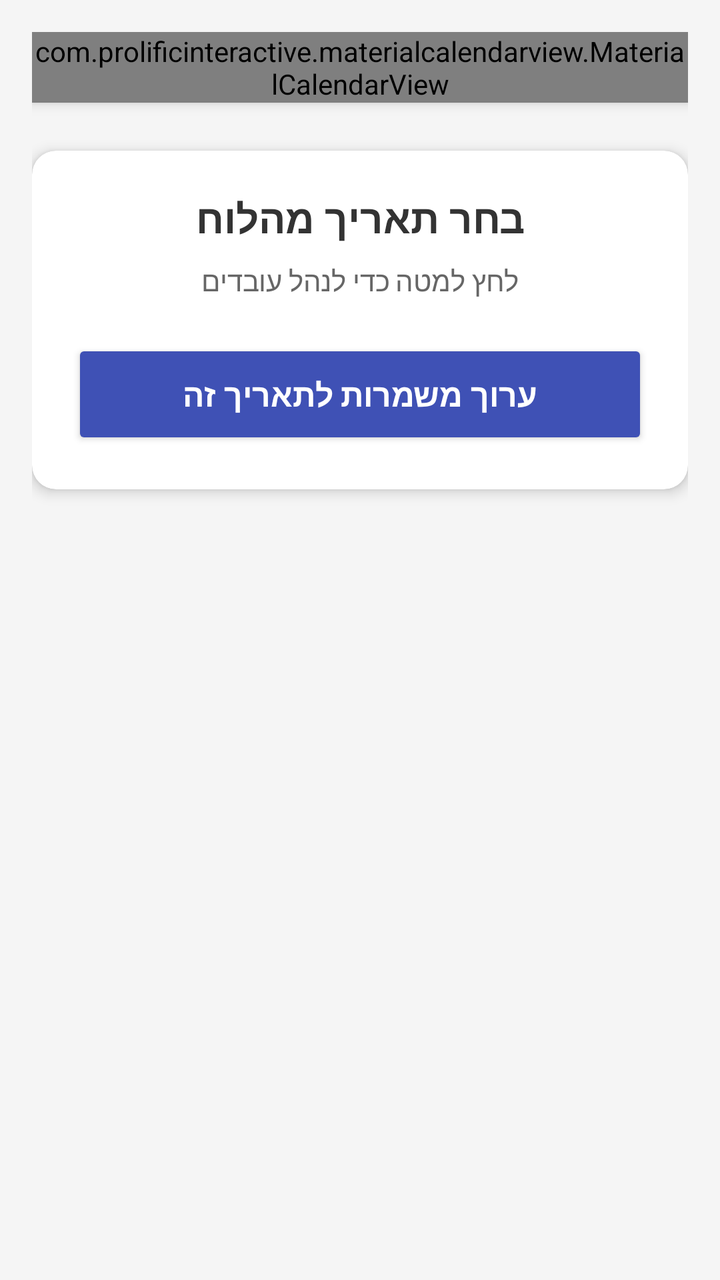
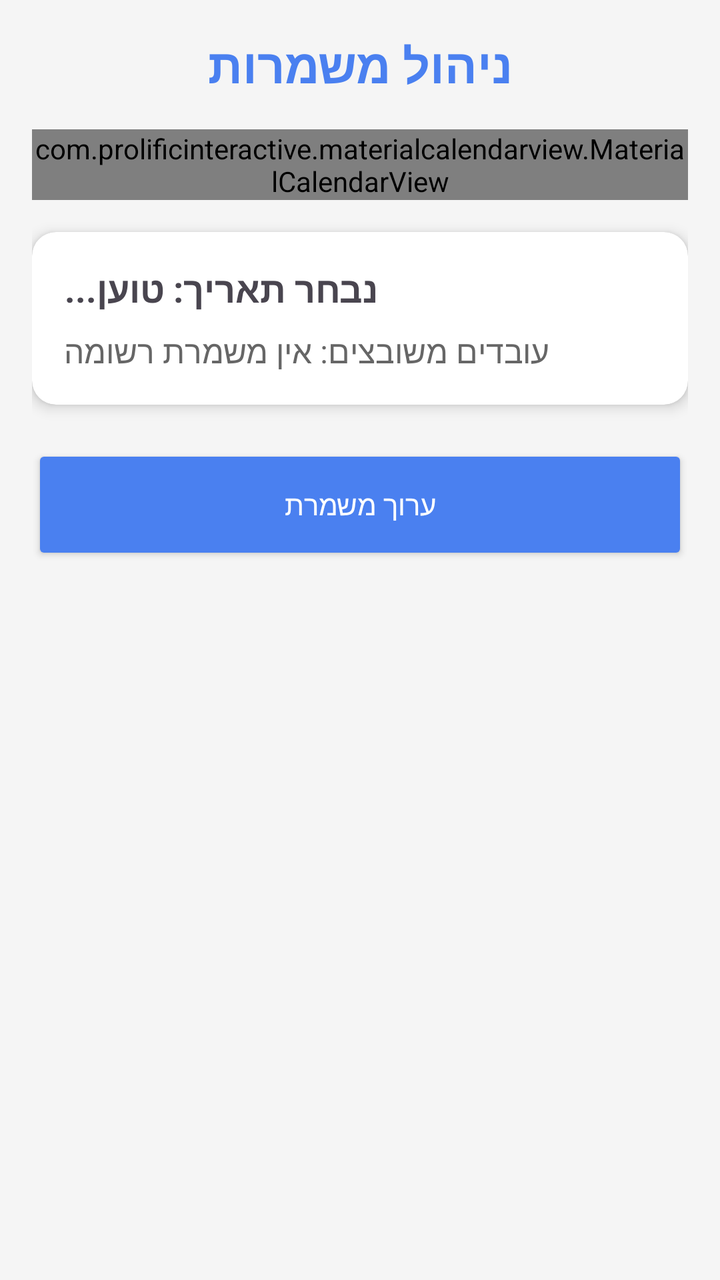

Compare the two renders of this Android layout. The source of the first and the diff that turns it into the second are given below.
<!-- AndroidManifest.xml: application theme Theme.MyApplication -->
<!-- res/layout/activity_add_shift.xml -->
<?xml version="1.0" encoding="utf-8"?>
<LinearLayout xmlns:android="http://schemas.android.com/apk/res/android"
    xmlns:app="http://schemas.android.com/apk/res-auto"
    android:layout_width="match_parent"
    android:layout_height="match_parent"
    android:orientation="vertical"
    android:padding="16dp"
    android:background="#F5F5F5"
    android:layoutDirection="rtl">

    <com.prolificinteractive.materialcalendarview.MaterialCalendarView
        android:id="@+id/calendarView"
        android:layout_width="match_parent"
        android:layout_height="wrap_content"
        android:background="@android:color/white"
        android:elevation="4dp"
        app:mcv_showOtherDates="all"
        app:mcv_selectionColor="#403F51B5" />

    <androidx.cardview.widget.CardView
        android:layout_width="match_parent"
        android:layout_height="wrap_content"
        android:layout_marginTop="24dp"
        app:cardCornerRadius="12dp"
        app:cardElevation="4dp">

        <LinearLayout
            android:layout_width="match_parent"
            android:layout_height="wrap_content"
            android:orientation="vertical"
            android:padding="20dp"
            android:gravity="center">

            <TextView
                android:id="@+id/tvSelectedDate"
                android:layout_width="wrap_content"
                android:layout_height="wrap_content"
                android:text="בחר תאריך מהלוח"
                android:textSize="20sp"
                android:textStyle="bold"
                android:textColor="#333333" />

            <TextView
                android:id="@+id/tvDayStatus"
                android:layout_width="wrap_content"
                android:layout_height="wrap_content"
                android:layout_marginTop="8dp"
                android:text="לחץ למטה כדי לנהל עובדים"
                android:textSize="14sp"
                android:textColor="#666666" />

            <Button
                android:id="@+id/btnGoToManageWorkers"
                android:layout_width="match_parent"
                android:layout_height="55dp"
                android:layout_marginTop="20dp"
                android:backgroundTint="#3F51B5"
                android:text="ערוך משמרות לתאריך זה"
                android:textColor="@android:color/white"
                android:textSize="16sp"
                android:textStyle="bold" />

        </LinearLayout>
    </androidx.cardview.widget.CardView>

</LinearLayout>
<!-- resources referenced by this layout -->
<resources>
  <style name="Theme.MyApplication" parent="Theme.Material3.DayNight.NoActionBar">
          
          <item name="colorPrimary">#4A80F0</item>
          <item name="colorPrimaryContainer">#DDE7FF</item>
      </style>
</resources>

<!-- the commit's change to res/layout/activity_add_shift.xml (unified diff, before → after) -->
@@ -8,19 +8,27 @@
     android:background="#F5F5F5"
     android:layoutDirection="rtl">
 
+    <TextView
+        android:layout_width="wrap_content"
+        android:layout_height="wrap_content"
+        android:text="ניהול משמרות"
+        android:textSize="24sp"
+        android:textStyle="bold"
+        android:textColor="#4A80F0"
+        android:layout_gravity="center"
+        android:layout_marginBottom="16dp" />
+
     <com.prolificinteractive.materialcalendarview.MaterialCalendarView
         android:id="@+id/calendarView"
         android:layout_width="match_parent"
         android:layout_height="wrap_content"
-        android:background="@android:color/white"
-        android:elevation="4dp"
-        app:mcv_showOtherDates="all"
-        app:mcv_selectionColor="#403F51B5" />
+        app:mcv_selectionColor="#4A80F0"
+        app:mcv_showOtherDates="all" />
 
     <androidx.cardview.widget.CardView
         android:layout_width="match_parent"
         android:layout_height="wrap_content"
-        android:layout_marginTop="24dp"
+        android:layout_marginTop="16dp"
         app:cardCornerRadius="12dp"
         app:cardElevation="4dp">
 
@@ -28,39 +36,35 @@
             android:layout_width="match_parent"
             android:layout_height="wrap_content"
             android:orientation="vertical"
-            android:padding="20dp"
-            android:gravity="center">
+            android:padding="16dp">
 
             <TextView
                 android:id="@+id/tvSelectedDate"
                 android:layout_width="wrap_content"
                 android:layout_height="wrap_content"
-                android:text="בחר תאריך מהלוח"
-                android:textSize="20sp"
-                android:textStyle="bold"
-                android:textColor="#333333" />
+                android:text="נבחר תאריך: טוען..."
+                android:textSize="18sp"
+                android:textStyle="bold" />
 
             <TextView
-                android:id="@+id/tvDayStatus"
+                android:id="@+id/tvAssignedWorkers"
                 android:layout_width="wrap_content"
                 android:layout_height="wrap_content"
                 android:layout_marginTop="8dp"
-                android:text="לחץ למטה כדי לנהל עובדים"
-                android:textSize="14sp"
-                android:textColor="#666666" />
-
-            <Button
-                android:id="@+id/btnGoToManageWorkers"
-                android:layout_width="match_parent"
-                android:layout_height="55dp"
-                android:layout_marginTop="20dp"
-                android:backgroundTint="#3F51B5"
-                android:text="ערוך משמרות לתאריך זה"
-                android:textColor="@android:color/white"
-                android:textSize="16sp"
-                android:textStyle="bold" />
-
+                android:text="עובדים משובצים: אין משמרת רשומה"
+                android:textColor="#666666"
+                android:textSize="16sp" />
         </LinearLayout>
     </androidx.cardview.widget.CardView>
 
+    <Button
+        android:id="@+id/btnGoToManageWorkers"
+        android:layout_width="match_parent"
+        android:layout_height="60dp"
+        android:layout_marginTop="20dp"
+        android:text="ערוך משמרת"
+        android:backgroundTint="#4A80F0"
+        android:textColor="@android:color/white"
+        app:cornerRadius="12dp" />
+
 </LinearLayout>
